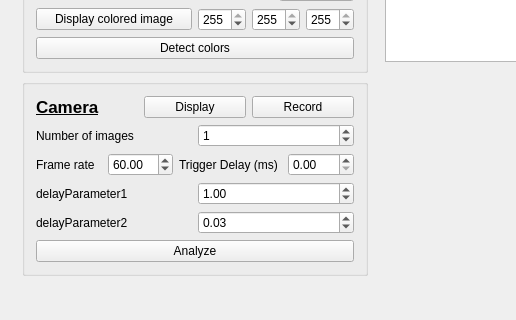
Before: the Qt Designer form form/MainWindow.ui in KitwareMedical/AnatomicAugmentedRealityProjector, drawn with Qt 5; both pictures show x 0 to 516 and y 193 to 513 of the 741 by 513 pixel window.
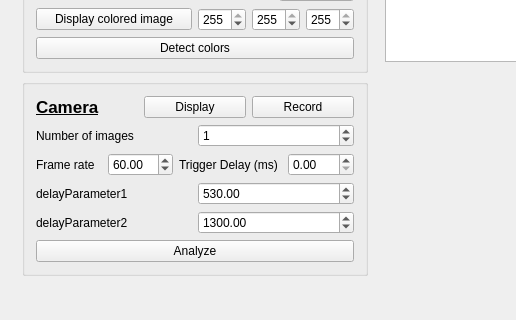
After: the same form once the commit is applied.

The edit to the form file:
```diff
--- a/form/MainWindow.ui
+++ b/form/MainWindow.ui
@@ -431,8 +431,12 @@
                </item>
                <item>
                  <widget class="QDoubleSpinBox" name="delayParameter1">
+                   
+                   <property name="maximum">
+                     <double>1500</double>
+                   </property>
                    <property name="value">
-                     <number>1</number>
+                     <double>530</double>
                    </property>
                  </widget>
                </item>
@@ -450,13 +454,13 @@
                <item>
                  <widget class="QDoubleSpinBox" name="delayParameter2">
                    <property name="maximum">
-                     <double>.04</double>
+                     <double>1500</double>
                    </property>
                    <property name="decimals">
                      <double>5</double>
                    </property>
                    <property name="value">
-                     <double>.03</double>
+                     <double>1300</double>
                    </property>
                  </widget>
                </item>
```
